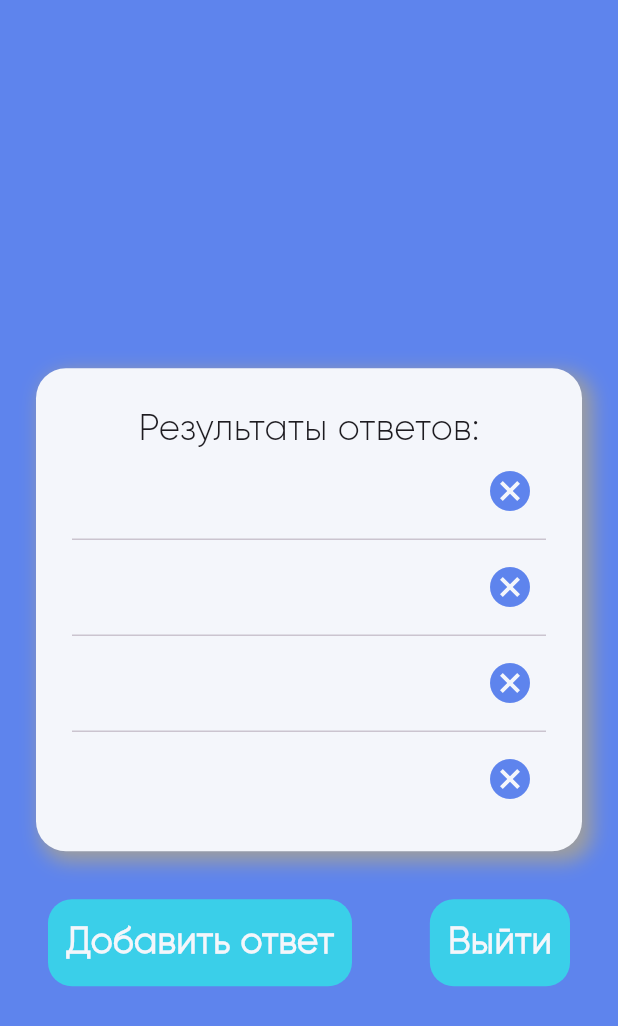
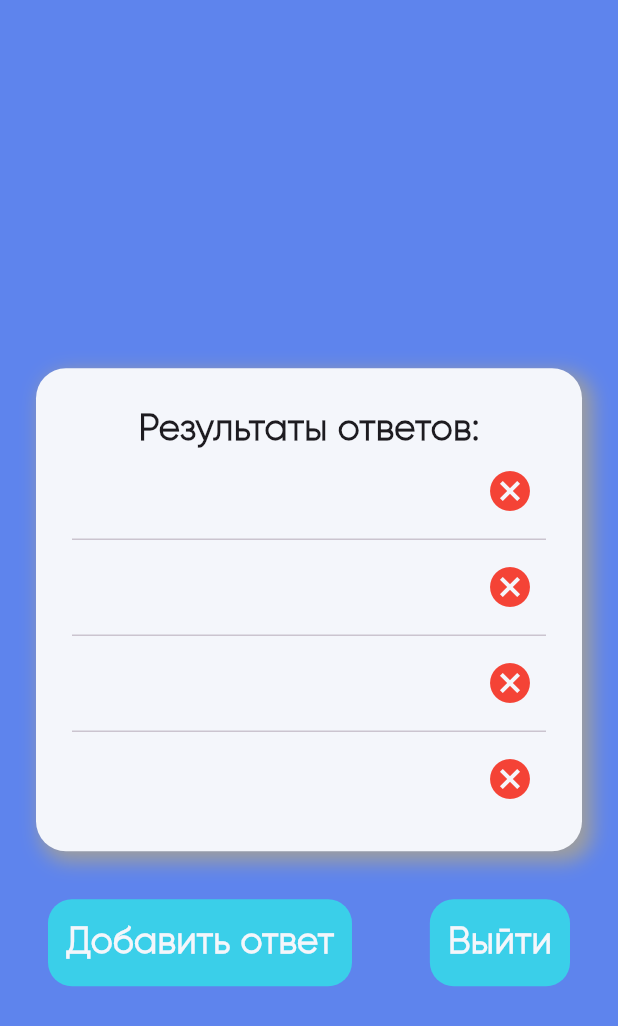
Before and after one commit to mmmark16/travel_app, a Flutter app: the FinishPage screen opened directly, on a phone screen of 412 x 824 dp. Shown: the top 1026 px of the screen. Run offline on Flutter 3.47's test engine with Material 3 defaults, Android fonts, the phone set to English and light mode, and no system bars; our stand-ins replace cloud_firestore, firebase_core, flutter_card_swiper, flutter_svg, fluttertoast; accounts and stored records are empty.

Commit message:
edit_icon
иконка "Не понравилось" красная

```diff
--- a/lib/page/finish_page.dart
+++ b/lib/page/finish_page.dart
@@ -155,7 +155,7 @@ class _FinishPageState extends State<FinishPage> {
                     children: [
                       Text(
                         "Результаты ответов:",
-                        style: TextStyle(fontSize: 24),
+                        style: TextStyle(fontSize: 24, fontWeight: FontWeight.bold,),
                       ),
                       Container(
                         child: ListView.separated(
@@ -186,12 +186,7 @@ class _FinishPageState extends State<FinishPage> {
                                             )
                                           : Icon(
                                               Icons.cancel,
-                                              color: Color.fromRGBO(
-                                                94,
-                                                132,
-                                                237,
-                                                1,
-                                              ),
+                                              color: Colors.red,
                                               size: 32,
                                             )),
                                 )
```
